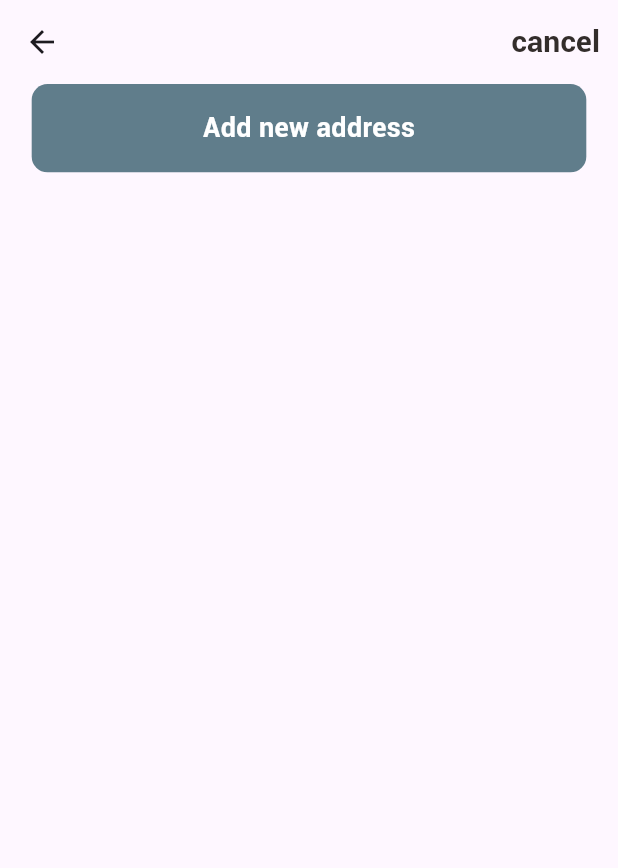
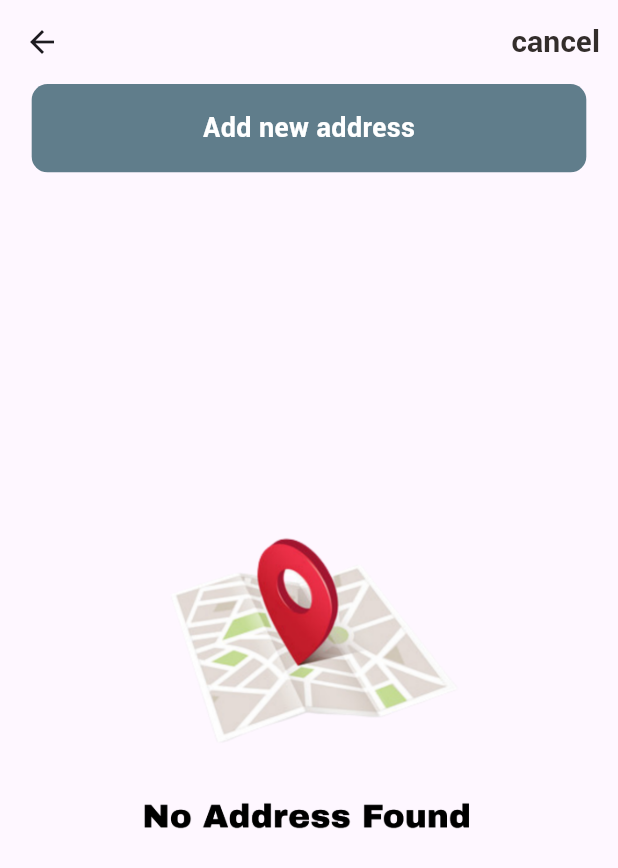
Before and after one commit to shadu-rz/Flavofleet, a Flutter app: the SelectAddress screen opened directly, on a phone screen of 412 x 824 dp. Shown: the top 868 px of the screen. Run offline on Flutter 3.47's test engine with Material 2 defaults, Android fonts, the phone set to English and light mode, and no system bars; our stand-ins replace cloud_firestore, firebase_auth, firebase_core, firebase_storage, get, google_sign_in and 1 more; missing offline and left inert: flutter_stripe; accounts and stored records are empty; network calls fail.

Commit message:
bug fixes

```diff
--- a/lib/Pages/Food/recomended_food_details.dart
+++ b/lib/Pages/Food/recomended_food_details.dart
@@ -18,7 +18,7 @@ class RecomendedFoodDetails extends StatelessWidget {
   Widget build(BuildContext context) {
     final FirebaseMethods firebase = Get.put(FirebaseMethods());
      WidgetsBinding.instance.addPostFrameCallback((timeStamp) {
-      // firebase.getSelectedProduct('recommendedProducts',snap['productId']);
+      firebase.getSelectedProduct('recommendedProducts',snap['productId']);
     });
     return Scaffold(
       backgroundColor: Colors.white,
--- a/lib/Pages/address/add_new_address_page.dart
+++ b/lib/Pages/address/add_new_address_page.dart
@@ -1,6 +1,7 @@
 import 'package:flavour_fleet_main/Pages/address/select_address.dart';
 import 'package:flavour_fleet_main/Widgets/Utils/colors.dart';
 import 'package:flavour_fleet_main/Widgets/big_text.dart';
+import 'package:flavour_fleet_main/Widgets/show_custom_snackbar.dart';
 import 'package:flavour_fleet_main/Widgets/small_text.dart';
 import 'package:flavour_fleet_main/firebase/firebase_methods.dart';
 import 'package:flavour_fleet_main/model/address_model.dart';
@@ -104,6 +105,7 @@ class _AddAddressPageState extends State<AddAddressPage> {
           ),
           const Spacer(),
           GestureDetector(
+
             onTap: () async{
               AddressModel addressModel = AddressModel(
                 name: nameController.text,
--- a/lib/Pages/address/select_address.dart
+++ b/lib/Pages/address/select_address.dart
@@ -19,9 +19,7 @@ class SelectAddress extends StatelessWidget {
   TextEditingController addressController = TextEditingController();
   @override
   Widget build(BuildContext context) {
-
-    Map<String,dynamic> snapp = productSnap ?? {};
-
+    Map<String, dynamic> snapp = productSnap ?? {};
 
     return Scaffold(
       appBar: AppBar(
@@ -57,7 +55,9 @@ class SelectAddress extends StatelessWidget {
               );
             }
             if (snapshot.data!.docs.isEmpty) {
-              return GestureDetector(
+              return Column(
+                children: [
+                  GestureDetector(
                     onTap: () {
                       navigator!.push(MaterialPageRoute(
                         builder: (context) => AddAddressPage(
@@ -84,6 +84,19 @@ class SelectAddress extends StatelessWidget {
                         ),
                       ),
                     ),
+                  ),
+                  SizedBox(
+                    height: Dimensions.screenWidth/3,
+                  ),
+                  Container(
+                    height: 300,
+                    width: 300,
+                    decoration: const BoxDecoration(
+                        image: DecorationImage(
+                            fit: BoxFit.cover,
+                            image: AssetImage('assets/image/location.png'))),
+                  ),
+                ],
               );
             }
             return ListView.builder(
--- a/lib/Pages/order/orders_page.dart
+++ b/lib/Pages/order/orders_page.dart
@@ -2,13 +2,11 @@ import 'dart:developer';
 
 import 'package:cloud_firestore/cloud_firestore.dart';
 import 'package:firebase_auth/firebase_auth.dart';
-import 'package:flavour_fleet_main/Pages/order/order_details_page.dart';
 import 'package:flavour_fleet_main/Widgets/Utils/colors.dart';
 import 'package:flavour_fleet_main/Widgets/Utils/diamensions.dart';
 import 'package:flavour_fleet_main/Widgets/big_text.dart';
 import 'package:flavour_fleet_main/Widgets/small_text.dart';
 import 'package:flutter/material.dart';
-import 'package:get/get.dart';
 import 'package:intl/intl.dart';
 
 class CartHistory extends StatelessWidget {
@@ -113,7 +111,7 @@ class CartHistory extends StatelessWidget {
                                           size: 16,
                                         ),
                                         SmallText(
-                                          text: "${DateFormat.yMEd().format(date)} \n ${DateFormat.jm().format(date)}",
+                                          text: "${DateFormat.yMMMEd().format(date)} \n ${DateFormat.jm().format(date)}",
                                           color: AppColors.mainBlackColor,
                                           size: 16,
                                         ),
@@ -128,7 +126,7 @@ class CartHistory extends StatelessWidget {
                                       height: 120,
                                       child: Icon(
                                         Icons.arrow_forward_ios,
-                                        size: 20,
+                                        size: 0,
                                       ),
                                     )
                                   ],
```
Also changed, not shown: lib/Pages/Food/popular_food_details.dart (+6 -4 lines), lib/Pages/payment/select_payment_method.dart (+10 -7 lines), lib/Pages/place order/place_order.dart (+9 -5 lines), lib/firebase/firebase_methods.dart (+8 -8 lines). Lines whose indentation alone changed are shown as unchanged.
